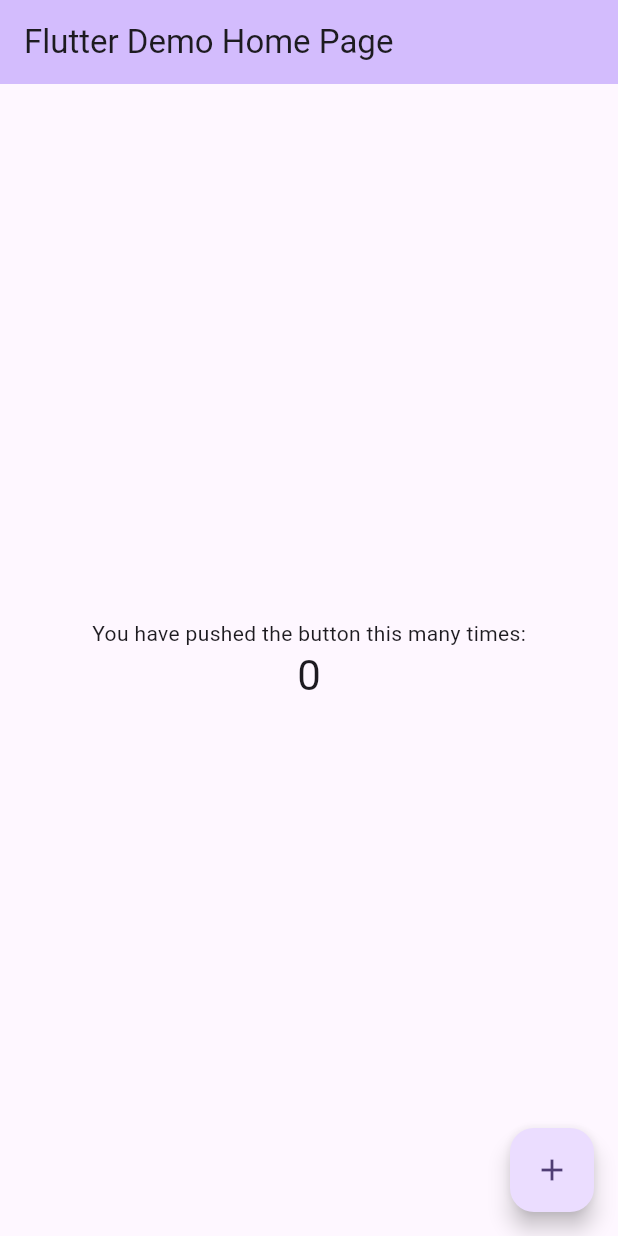
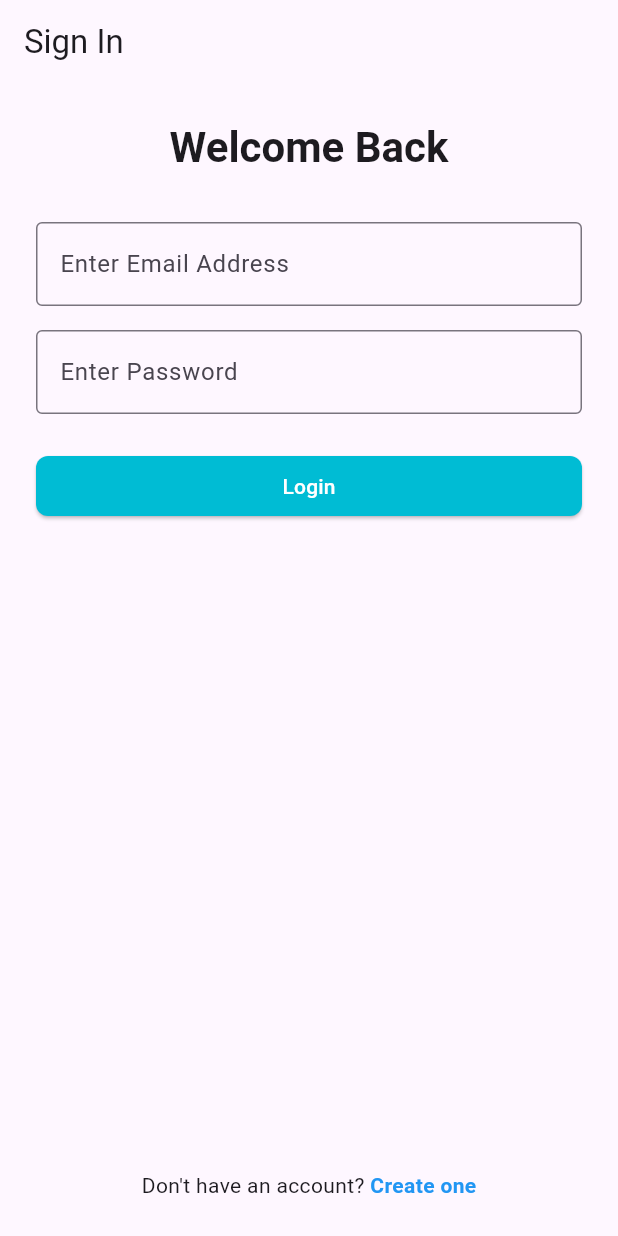
Before and after one commit to iArgho/ecommerce, a Flutter app: the screen it shows after launch, on a phone screen of 412 x 824 dp. Run offline on Flutter 3.47's test engine with Material 3 defaults, Android fonts, the phone set to English and light mode, and no system bars; our stand-ins replace firebase_auth, get; accounts and stored records are empty.

Commit message:
auth ui has done.

```diff
--- /dev/null
+++ b/lib/application/app.dart
@@ -0,0 +1,33 @@
+import 'package:eCommerce/application/theme/app_color.dart';
+import 'package:eCommerce/presentation/splash_screen.dart';
+import 'package:flutter/material.dart';
+import 'package:get/get.dart';
+
+class eCommerce extends StatelessWidget {
+  const eCommerce({super.key});
+
+  @override
+  Widget build(BuildContext context) {
+    return GetMaterialApp(
+      // Change to GetMaterialApp
+      debugShowCheckedModeBanner: false,
+      theme: ThemeData(
+        useMaterial3: true,
+        primarySwatch: MaterialColor(
+          AppColor.primaryColor.value,
+          AppColor().color,
+        ),
+        elevatedButtonTheme: ElevatedButtonThemeData(
+          style: ElevatedButton.styleFrom(
+            backgroundColor: AppColor.primaryColor,
+            foregroundColor: Colors.white,
+            shape: RoundedRectangleBorder(
+              borderRadius: BorderRadius.circular(8),
+            ),
+          ),
+        ),
+      ),
+      home: const SplashScreen(),
+    );
+  }
+}
--- /dev/null
+++ b/lib/application/theme/app_color.dart
@@ -0,0 +1,18 @@
+import 'dart:ui';
+
+class AppColor {
+  static const Color primaryColor = Color(0xFF00BCD4);
+
+  Map<int, Color> color = {
+    50: const Color(0xFFE0F7FA),
+    100: const Color(0xFFB2EBF2),
+    200: const Color(0xFF80DEEA),
+    300: const Color(0xFF4DD0E1),
+    400: const Color(0xFF26C6DA),
+    500: const Color(0xFF00BCD4),
+    600: const Color(0xFF00ACC1),
+    700: const Color(0xFF0097A7),
+    800: const Color(0xFF00838F),
+    900: const Color(0xFF006064),
+  };
+}
--- a/lib/main.dart
+++ b/lib/main.dart
@@ -1,122 +1,6 @@
+import 'package:eCommerce/application/app.dart';
 import 'package:flutter/material.dart';
 
 void main() {
-  runApp(const MyApp());
+  runApp(const eCommerce());
 }
-
-class MyApp extends StatelessWidget {
-  const MyApp({super.key});
-
-  // This widget is the root of your application.
-  @override
-  Widget build(BuildContext context) {
-    return MaterialApp(
-      title: 'Flutter Demo',
-      theme: ThemeData(
-        // This is the theme of your application.
-        //
-        // TRY THIS: Try running your application with "flutter run". You'll see
-        // the application has a purple toolbar. Then, without quitting the app,
-        // try changing the seedColor in the colorScheme below to Colors.green
-        // and then invoke "hot reload" (save your changes or press the "hot
-        // reload" button in a Flutter-supported IDE, or press "r" if you used
-        // the command line to start the app).
-        //
-        // Notice that the counter didn't reset back to zero; the application
-        // state is not lost during the reload. To reset the state, use hot
-        // restart instead.
-        //
-        // This works for code too, not just values: Most code changes can be
-        // tested with just a hot reload.
-        colorScheme: ColorScheme.fromSeed(seedColor: Colors.deepPurple),
-      ),
-      home: const MyHomePage(title: 'Flutter Demo Home Page'),
-    );
-  }
-}
-
-class MyHomePage extends StatefulWidget {
-  const MyHomePage({super.key, required this.title});
-
-  // This widget is the home page of your application. It is stateful, meaning
-  // that it has a State object (defined below) that contains fields that affect
-  // how it looks.
-
-  // This class is the configuration for the state. It holds the values (in this
-  // case the title) provided by the parent (in this case the App widget) and
-  // used by the build method of the State. Fields in a Widget subclass are
-  // always marked "final".
-
-  final String title;
-
-  @override
-  State<MyHomePage> createState() => _MyHomePageState();
-}
-
-class _MyHomePageState extends State<MyHomePage> {
-  int _counter = 0;
-
-  void _incrementCounter() {
-    setState(() {
-      // This call to setState tells the Flutter framework that something has
-      // changed in this State, which causes it to rerun the build method below
-      // so that the display can reflect the updated values. If we changed
-      // _counter without calling setState(), then the build method would not be
-      // called again, and so nothing would appear to happen.
-      _counter++;
-    });
-  }
-
-  @override
-  Widget build(BuildContext context) {
-    // This method is rerun every time setState is called, for instance as done
-    // by the _incrementCounter method above.
-    //
-    // The Flutter framework has been optimized to make rerunning build methods
-    // fast, so that you can just rebuild anything that needs updating rather
-    // than having to individually change instances of widgets.
-    return Scaffold(
-      appBar: AppBar(
-        // TRY THIS: Try changing the color here to a specific color (to
-        // Colors.amber, perhaps?) and trigger a hot reload to see the AppBar
-        // change color while the other colors stay the same.
-        backgroundColor: Theme.of(context).colorScheme.inversePrimary,
-        // Here we take the value from the MyHomePage object that was created by
-        // the App.build method, and use it to set our appbar title.
-        title: Text(widget.title),
-      ),
-      body: Center(
-        // Center is a layout widget. It takes a single child and positions it
-        // in the middle of the parent.
-        child: Column(
-          // Column is also a layout widget. It takes a list of children and
-          // arranges them vertically. By default, it sizes itself to fit its
-          // children horizontally, and tries to be as tall as its parent.
-          //
-          // Column has various properties to control how it sizes itself and
-          // how it positions its children. Here we use mainAxisAlignment to
-          // center the children vertically; the main axis here is the vertical
-          // axis because Columns are vertical (the cross axis would be
-          // horizontal).
-          //
-          // TRY THIS: Invoke "debug painting" (choose the "Toggle Debug Paint"
-          // action in the IDE, or press "p" in the console), to see the
-          // wireframe for each widget.
-          mainAxisAlignment: MainAxisAlignment.center,
-          children: <Widget>[
-            const Text('You have pushed the button this many times:'),
-            Text(
-              '$_counter',
-              style: Theme.of(context).textTheme.headlineMedium,
-            ),
-          ],
-        ),
-      ),
-      floatingActionButton: FloatingActionButton(
-        onPressed: _incrementCounter,
-        tooltip: 'Increment',
-        child: const Icon(Icons.add),
-      ), // This trailing comma makes auto-formatting nicer for build methods.
-    );
-  }
-}
--- /dev/null
+++ b/lib/presentation/screens/auth/signin_screen.dart
@@ -0,0 +1,121 @@
+import 'package:eCommerce/presentation/screens/auth/signup_screen.dart';
+import 'package:firebase_auth/firebase_auth.dart';
+import 'package:flutter/material.dart';
+import 'package:get/get.dart';
+
+class SignInScreen extends StatefulWidget {
+  const SignInScreen({super.key});
+
+  @override
+  State<SignInScreen> createState() => _SignInScreenState();
+}
+
+class _SignInScreenState extends State<SignInScreen> {
+  final _formKey = GlobalKey<FormState>();
+  final _emailController = TextEditingController();
+  final _passwordController = TextEditingController();
+
+  Future<void> _login() async {
+    try {
+      await FirebaseAuth.instance.signInWithEmailAndPassword(
+        email: _emailController.text.trim(),
+        password: _passwordController.text,
+      );
+      Get.snackbar('Success', 'Logged in successfully');
+    } catch (e) {
+      Get.snackbar('Login Failed', e.toString());
+    }
+  }
+
+  @override
+  Widget build(BuildContext context) {
+    return Scaffold(
+      appBar: AppBar(title: const Text("Sign In")),
+      body: SafeArea(
+        child: Padding(
+          padding: const EdgeInsets.all(24.0),
+          child: Form(
+            key: _formKey,
+            child: Column(
+              children: [
+                Text(
+                  'Welcome Back',
+                  style: Theme.of(context).textTheme.headlineMedium?.copyWith(
+                    fontWeight: FontWeight.bold,
+                  ),
+                ),
+                const SizedBox(height: 32),
+                TextFormField(
+                  controller: _emailController,
+                  keyboardType: TextInputType.emailAddress,
+                  decoration: const InputDecoration(
+                    hintText: 'Enter Email Address',
+                    border: OutlineInputBorder(),
+                  ),
+                  validator: (text) {
+                    if (text?.isEmpty ?? true) {
+                      return 'Enter your email address';
+                    }
+                    if (!GetUtils.isEmail(text!)) {
+                      return 'This is not a valid email address.';
+                    }
+                    return null;
+                  },
+                ),
+                const SizedBox(height: 16),
+                TextFormField(
+                  controller: _passwordController,
+                  obscureText: true,
+                  decoration: const InputDecoration(
+                    hintText: 'Enter Password',
+                    border: OutlineInputBorder(),
+                  ),
+                  validator: (text) {
+                    if (text == null || text.isEmpty) {
+                      return 'Enter your password';
+                    }
+                    if (text.length < 6) {
+                      return 'Password must be at least 6 characters';
+                    }
+                    return null;
+                  },
+                ),
+                const SizedBox(height: 24),
+                SizedBox(
+                  width: double.infinity,
+                  child: ElevatedButton(
+                    onPressed: () {
+                      if (_formKey.currentState!.validate()) {
+                        _login();
+                      }
+                    },
+                    child: const Text('Login'),
+                  ),
+                ),
+                const Spacer(),
+                Row(
+                  mainAxisAlignment: MainAxisAlignment.center,
+                  children: [
+                    const Text("Don't have an account? "),
+                    GestureDetector(
+                      onTap: () {
+                        Get.to(() => const SignUpScreen());
+                      },
+                      child: const Text(
+                        "Create one",
+                        style: TextStyle(
+                          color: Colors.blue,
+                          fontWeight: FontWeight.bold,
+                        ),
+                      ),
+                    ),
+                  ],
+                ),
+              ],
+            ),
+          ),
+        ),
+      ),
+    );
+  }
+}
```
Also changed, not shown: lib/presentation/screens/auth/signup_screen.dart (added, +184 -0 lines), lib/presentation/splash_screen.dart (added, +58 -0 lines), pubspec.yaml (+6 -66 lines), lib/app.dart (deleted), pubspec.lock, 10 other files.
